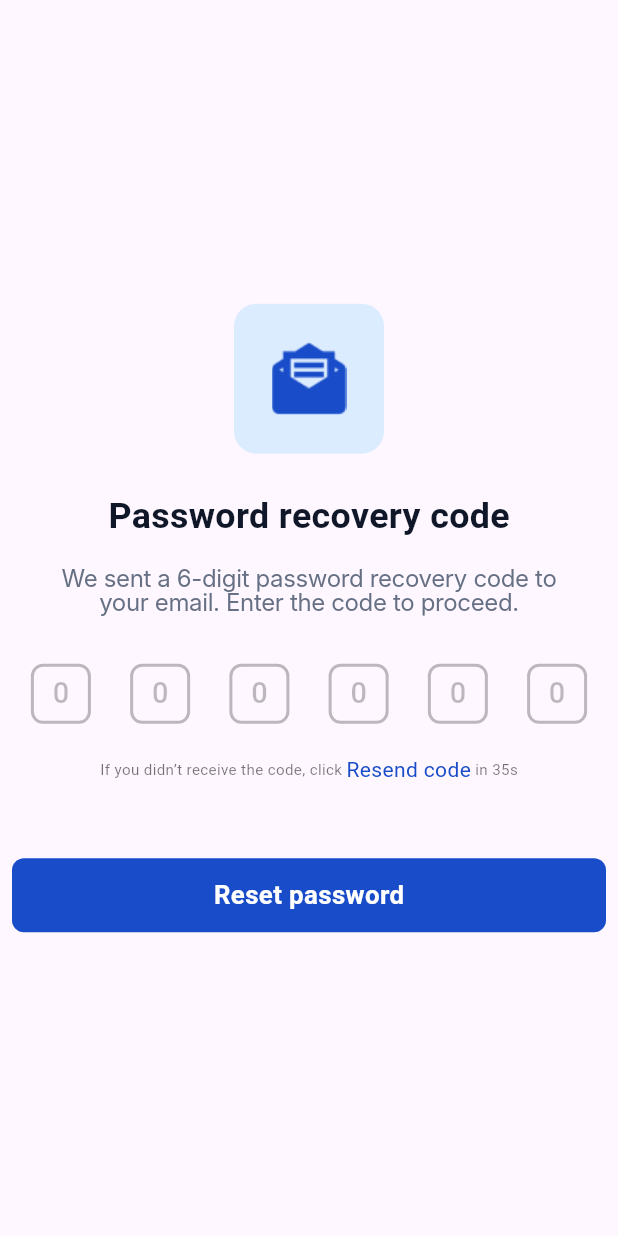
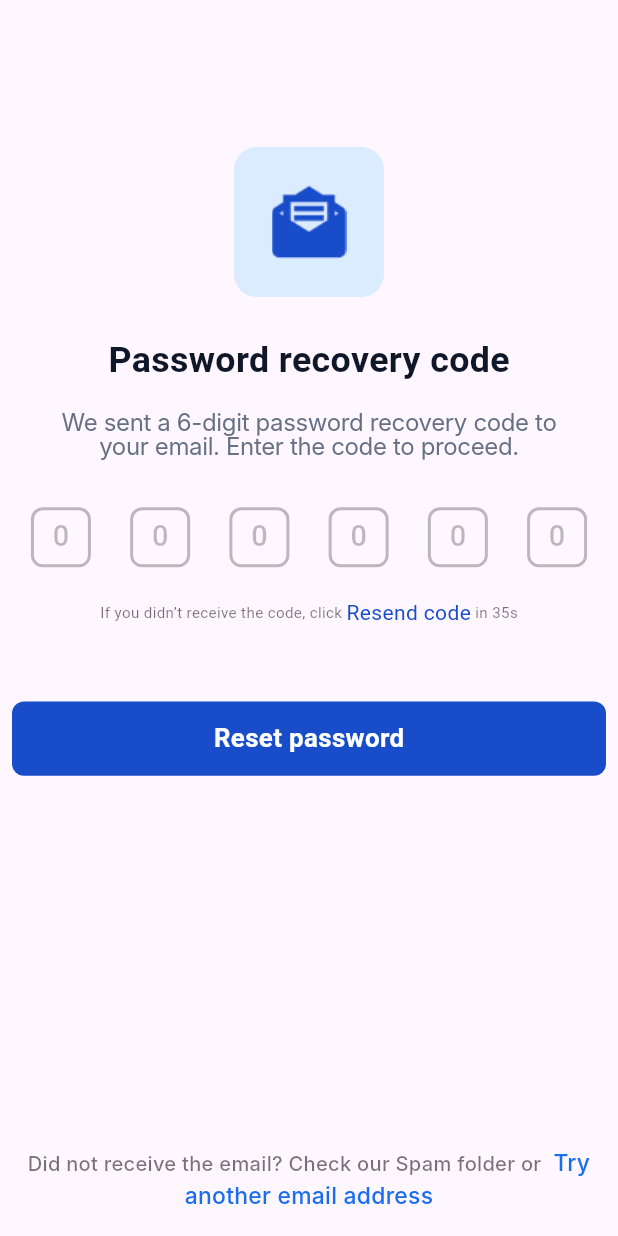
Before and after one commit to ogomegbunam/personal_assistance_app, a Flutter app: the Passcode screen opened directly, on a phone screen of 412 x 824 dp. Run offline on Flutter 3.47's test engine with Material 2 defaults, Android fonts, the phone set to English and light mode, and no system bars; drawn by our look-alikes of pin_code_fields; our stand-ins replace email_validator, page_transition, responsive_sizer; Roboto replaces fonts that are missing (Inter).

Commit message:
code structure

```diff
--- a/lib/screens/password_code.dart
+++ b/lib/screens/password_code.dart
@@ -1,6 +1,8 @@
+import 'package:flutter/gestures.dart';
 import 'package:flutter/material.dart';
 import 'package:page_transition/page_transition.dart';
 import 'package:personal_assistance_app/screens/auth/create_password.dart';
+import 'package:personal_assistance_app/screens/auth/recover_password.dart';
 import 'package:pin_code_fields/pin_code_fields.dart';
 import 'package:responsive_sizer/responsive_sizer.dart';
 
@@ -27,7 +29,7 @@ class _PasscodeState extends State<Passcode> {
         mainAxisAlignment: MainAxisAlignment.center,
         children: [
           SizedBox(
-            height: 0.h,
+            height: 10.h,
           ),
           Container(
             height: 100,
@@ -159,6 +161,50 @@ class _PasscodeState extends State<Passcode> {
                       type: PageTransitionType.leftToRightWithFade,
                       child: const CreateNewPassword()));
             },
+          ),
+          Column(
+            mainAxisAlignment: MainAxisAlignment.spaceBetween,
+            children: [
+              SizedBox(height: 30.h,),
+              Text.rich(
+                TextSpan(
+
+                  children: [
+                    TextSpan(
+                      text: "Did not receive the email? Check our Spam folder or ",
+
+                      style: TextStyle(
+                        color: Colors.black54,
+                        fontSize: 15.sp,
+                        fontFamily: 'Inter',
+                        fontWeight: FontWeight.w500,
+                        letterSpacing: 0.18,
+                      ),
+                    ),
+                    TextSpan(
+                      recognizer: TapGestureRecognizer()
+                        ..onTap = () {
+                          Navigator.push(
+                              context,
+                              PageTransition(
+                                  type: PageTransitionType
+                                      .leftToRightWithFade,
+                                  child:  RecoverPassword()));
+                        },
+                      text: ' Try another email address',
+                      style: TextStyle(
+                        color: const Color(0xFF1B6DEE),
+                        fontSize: 16.sp,
+                        fontFamily: 'Inter',
+                        fontWeight: FontWeight.w500,
+                        letterSpacing: 0.18,
+                      ),
+                    ),
+                  ],
+                ),
+                textAlign: TextAlign.center,
+              ),
+            ],
           )
         ],
       ),
```
